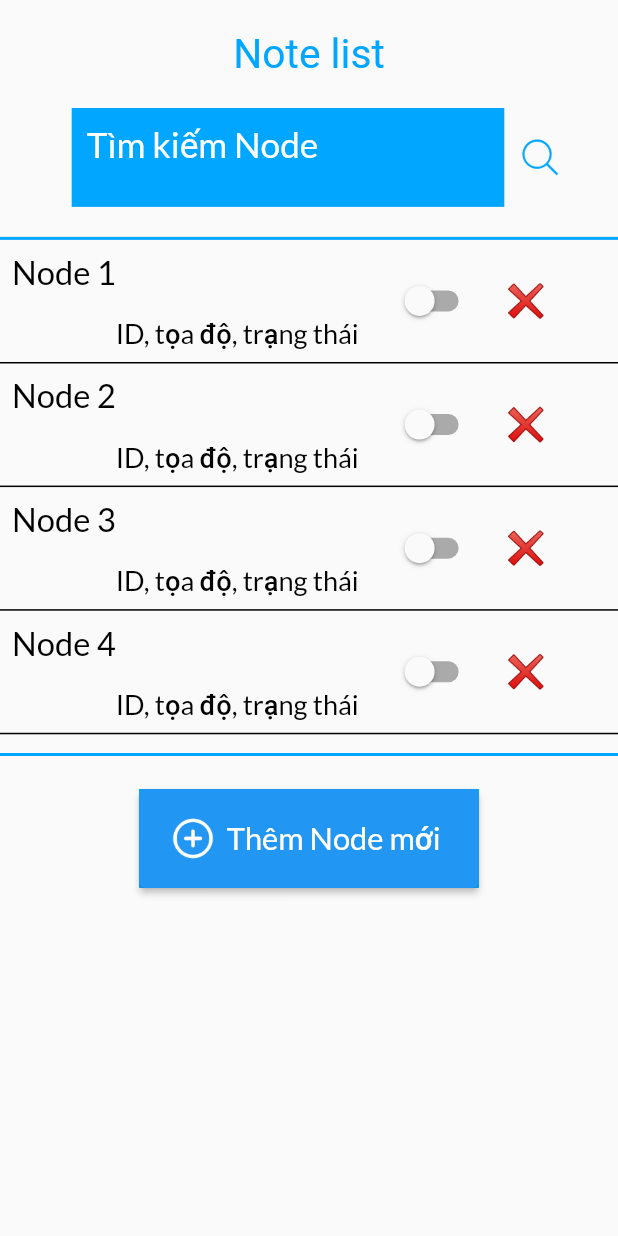
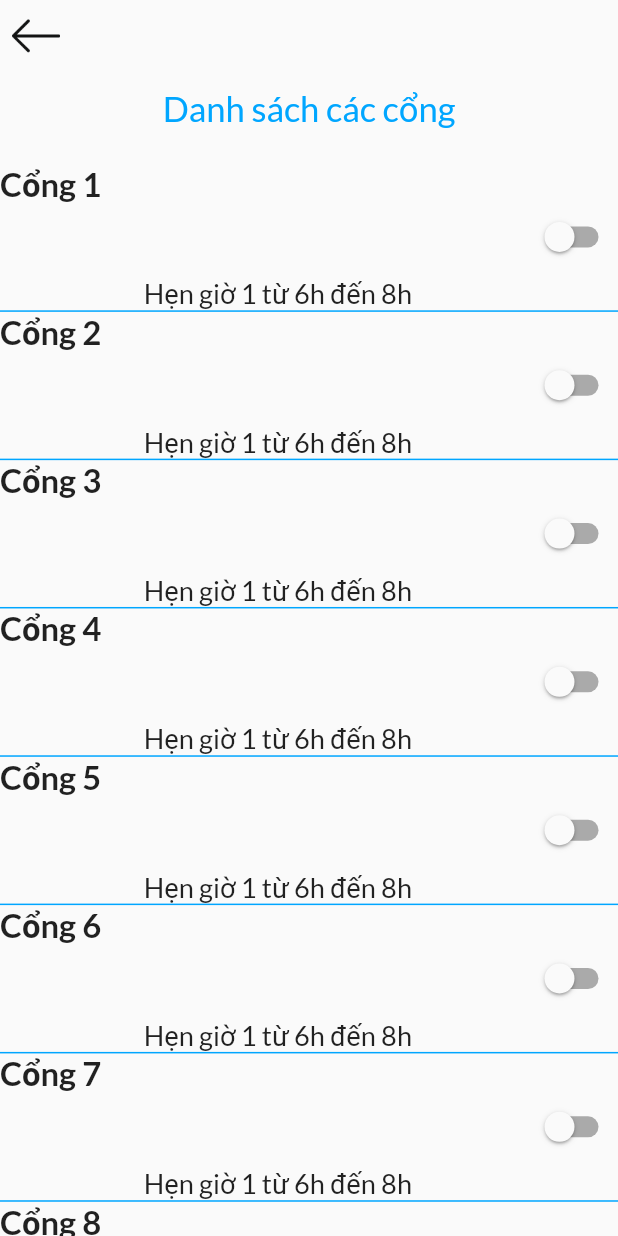
Before and after one commit to AnhNThust/Techsol_Ecopark, a Flutter app: the MyNotelistPage screen opened directly, after a tap on "Node 1", on a phone screen of 412 x 824 dp. Run offline on Flutter 3.47's test engine with Material 2 defaults, Android fonts, the light colour scheme and no system bars.

Commit message:
Add New Node Page and Details Node Page

```diff
--- a/lib/screens/new_password/components/input_field.dart
+++ b/lib/screens/new_password/components/input_field.dart
@@ -44,7 +44,7 @@ class InputCodeVeri extends StatelessWidget {
           fontSize: fontSi,
         ),
         onChanged: (value) {},
-        textAlignVertical: TextAlignVertical.center,
+        textAlignVertical: TextAlignVertical.top,
         // textAlign: TextAlign.center,
       ),
     );
--- a/lib/screens/note_list_page/components/node_button.dart
+++ b/lib/screens/note_list_page/components/node_button.dart
@@ -1,4 +1,5 @@
 import 'package:flutter/material.dart';
+import 'package:techsol_ecopark/screens/note_list_page/details_node/details_node_page.dart';
 
 import 'my_switch.dart';
 
@@ -14,8 +15,15 @@ class NodeButton extends StatelessWidget {
 
   @override
   Widget build(BuildContext context) {
-    return TextButton( // Vì nhét 2 Text vào đây nên 2 Text bị dính vào nhau
-      onPressed: () {},
+    return TextButton(
+      // Vì nhét 2 Text vào đây nên 2 Text bị dính vào nhau
+      onPressed: () {
+        Navigator.push(context,
+          MaterialPageRoute(
+            builder: (context) => DetailsNodePage(),
+          ),
+        );
+      },
       // style: ButtonStyle(
       //   backgroundColor: MaterialStateProperty.all(Colors.green),
       // ),
--- /dev/null
+++ b/lib/screens/note_list_page/details_node/details_node_page.dart
@@ -0,0 +1,52 @@
+import 'package:flutter/material.dart';
+import 'package:techsol_ecopark/constants.dart';
+import 'package:techsol_ecopark/screens/note_list_page/details_node/row_of_gate.dart';
+import 'package:techsol_ecopark/templates/back_button_1.dart';
+
+class DetailsNodePage extends StatelessWidget {
+  const DetailsNodePage({Key key}) : super(key: key);
+
+  @override
+  Widget build(BuildContext context) {
+    Size size = MediaQuery.of(context).size;
+
+    return SafeArea(
+      child: Scaffold(
+        body: SingleChildScrollView(
+          child: Column(
+            children: [
+              Align(
+                alignment: Alignment.topLeft,
+                child: BackButton1()
+              ),
+              Padding(
+                padding: const EdgeInsets.only(
+                  top: CusPadding,
+                  bottom: CusMargin + 8,
+                ),
+                child: Text(
+                  "Danh sách các cổng",
+                  style: TextStyle(
+                    color: kBackgroundBtnColor,
+                    fontSize: size.width * 0.056,
+                    fontFamily: "Lato",
+                  ),
+                ),
+              ),
+              RowOfGate(nameGate: "Cổng 1",),
+              RowOfGate(nameGate: "Cổng 2",),
+              RowOfGate(nameGate: "Cổng 3",),
+              RowOfGate(nameGate: "Cổng 4",),
+              RowOfGate(nameGate: "Cổng 5",),
+              RowOfGate(nameGate: "Cổng 6",),
+              RowOfGate(nameGate: "Cổng 7",),
+              RowOfGate(nameGate: "Cổng 8",),
+              RowOfGate(nameGate: "Cổng 9",),
+              RowOfGate(nameGate: "Cổng 10",)
+            ],
+          ),
+        ),
+      ),
+    );
+  }
+}
--- /dev/null
+++ b/lib/screens/note_list_page/details_node/row_of_gate.dart
@@ -0,0 +1,92 @@
+import 'package:flutter/material.dart';
+import 'package:techsol_ecopark/constants.dart';
+
+class RowOfGate extends StatefulWidget {
+  const RowOfGate({
+    Key key,
+    this.nameGate
+  }) : super(key: key);
+
+  final String nameGate;
+
+  @override
+  _RowOfGateState createState() => _RowOfGateState();
+}
+
+class _RowOfGateState extends State<RowOfGate> {
+  bool isSwitched = false;
+
+  void toggleSwitch(bool value) {
+    if (isSwitched == false) {
+      setState(() {
+        isSwitched = true;
+      });
+      print("${widget.nameGate} is On");
+    } else {
+      setState(() {
+        isSwitched = false;
+      });
+      print("${widget.nameGate} is Off");
+    }
+  }
+
+  @override
+  Widget build(BuildContext context) {
+    Size size = MediaQuery.of(context).size;
+
+    return Container(
+      height: size.height * 0.12,
+      decoration: BoxDecoration(
+        border: Border(
+          bottom: BorderSide(
+            color: kBackgroundBtnColor,
+          ),
+        ),
+      ),
+      child: Row(
+        children: [
+          Expanded(
+            flex: 2,
+            child: Column(
+              crossAxisAlignment: CrossAxisAlignment.start,
+              children: [
+                Text(
+                  "${widget.nameGate}",
+                  style: TextStyle(
+                    fontSize: size.width * 0.053,
+                    fontFamily: "Lato",
+                    fontWeight: FontWeight.bold,
+                  ),
+                ),
+                Expanded(
+                  child: Align(
+                    alignment: Alignment.bottomRight,
+                    child: Text(
+                      "Hẹn giờ 1 từ 6h đến 8h",
+                      style: TextStyle(
+                        fontSize: size.width * 0.044,
+                        fontFamily: "Lato",
+                      ),
+                    ),
+                  ),
+                ),
+              ],
+            ),
+          ),
+          Expanded(
+            flex: 1,
+            child: Container(
+              width: size.width * 0.18,
+              height: size.width * 0.1,
+              alignment: Alignment.centerRight,
+              child: Switch(
+                value: isSwitched,
+                onChanged: toggleSwitch,
+              ),
+            ),
+          ),
+        ],
+      ),
+    );
+  }
+}
--- a/lib/screens/register/label_in_create_account.dart
+++ b/lib/screens/register/label_in_create_account.dart
@@ -1,6 +1,4 @@
 import 'package:flutter/material.dart';
-
-import '../../constants.dart';
 
 class LabelInCA extends StatelessWidget {
   const LabelInCA({
```
Also changed, not shown: lib/screens/note_list_page/add_new_node/add_new_node_page.dart (added, +81 -0 lines), lib/screens/note_list_page/components/add_new_node_button.dart (+7 -0 lines).
